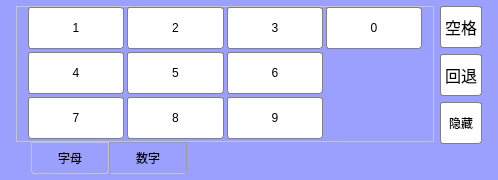
This is Demo/devirtualkeyboradwidget.ui in 13438120136/XDemo as Qt 5 draws it before an edit. The edited form follows.
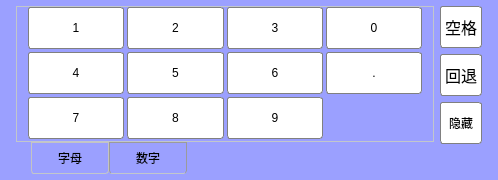
This is the edited form. The open tabs and pages were chosen to show the change.

What changed in the file:
```diff
--- a/Demo/devirtualkeyboradwidget.ui
+++ b/Demo/devirtualkeyboradwidget.ui
@@ -561,6 +561,16 @@
             </attribute>
            </widget>
           </item>
+          <item row="1" column="3">
+           <widget class="QPushButton" name="pushButton_15">
+            <property name="text">
+             <string>.</string>
+            </property>
+            <attribute name="buttonGroup">
+             <string notr="true">numButtonGroup</string>
+            </attribute>
+           </widget>
+          </item>
          </layout>
         </widget>
        </widget>
```
